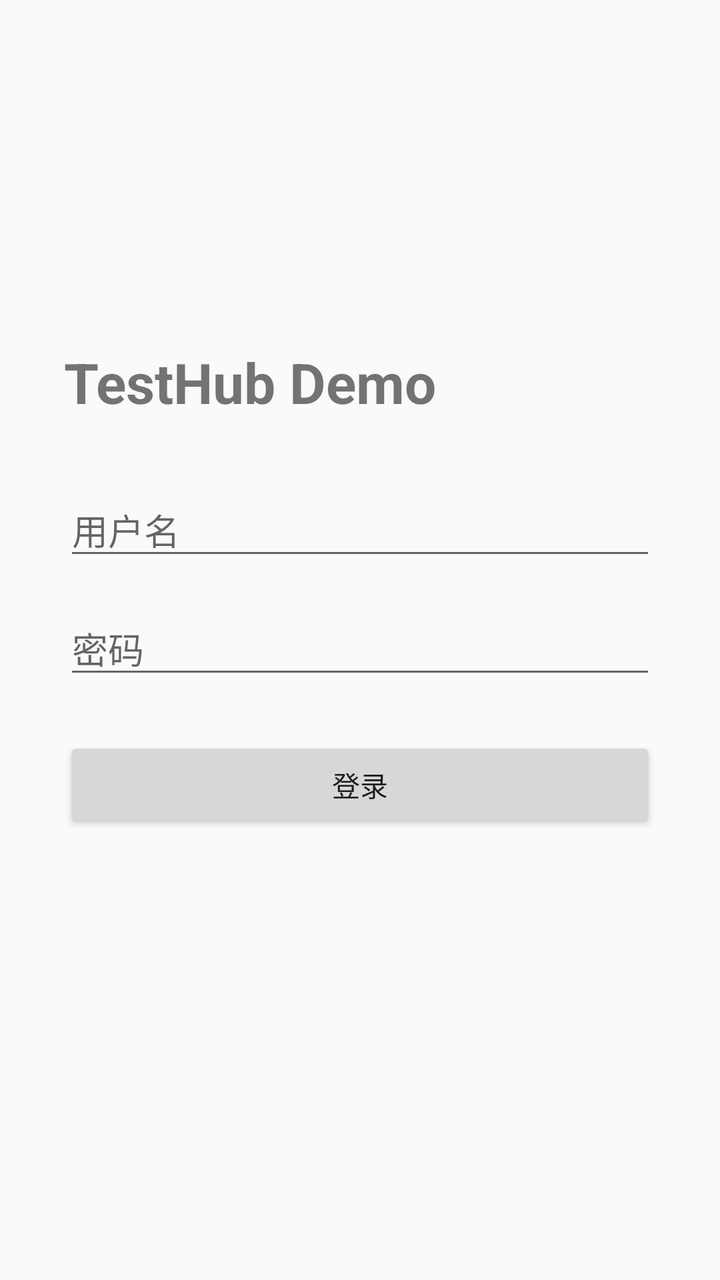
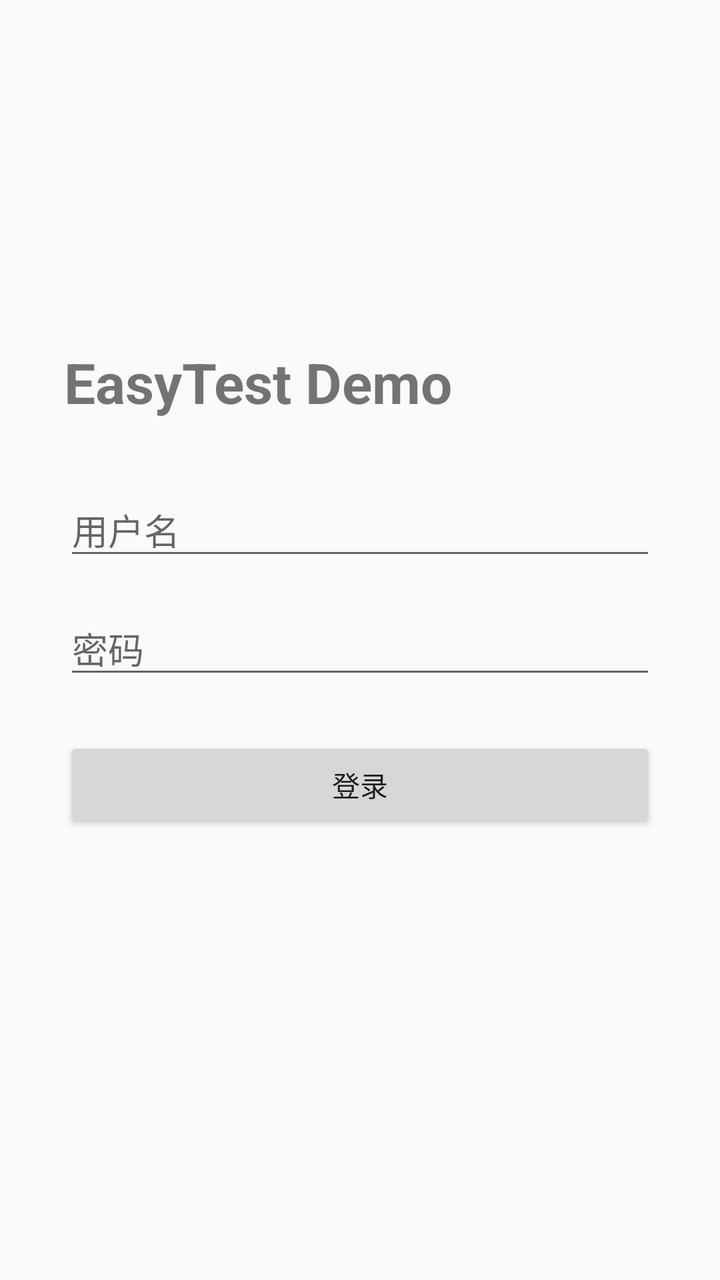

Compare the two renders of this Android layout. The source of the first and the diff that turns it into the second are given below.
<!-- AndroidManifest.xml: application theme android:Theme.Material.Light.NoActionBar -->
<!-- res/layout/activity_login.xml -->
<?xml version="1.0" encoding="utf-8"?>
<LinearLayout xmlns:android="http://schemas.android.com/apk/res/android"
    android:layout_width="match_parent"
    android:layout_height="match_parent"
    android:orientation="vertical"
    android:padding="32dp"
    android:gravity="center_vertical">

    <TextView
        android:layout_width="wrap_content"
        android:layout_height="wrap_content"
        android:text="TestHub Demo"
        android:textSize="28sp"
        android:textStyle="bold"
        android:layout_marginBottom="32dp" />

    <EditText
        android:id="@+id/et_user"
        android:layout_width="match_parent"
        android:layout_height="wrap_content"
        android:hint="用户名"
        android:inputType="text"
        android:autofillHints="username"
        android:layout_marginBottom="16dp" />

    <EditText
        android:id="@+id/et_pwd"
        android:layout_width="match_parent"
        android:layout_height="wrap_content"
        android:hint="密码"
        android:inputType="textPassword"
        android:autofillHints="password"
        android:layout_marginBottom="24dp" />

    <Button
        android:id="@+id/btn_login"
        android:layout_width="match_parent"
        android:layout_height="wrap_content"
        android:text="登录" />

    <TextView
        android:id="@+id/tv_result"
        android:layout_width="match_parent"
        android:layout_height="wrap_content"
        android:layout_marginTop="24dp"
        android:textSize="20sp"
        android:gravity="center" />
</LinearLayout>
<!-- resources referenced by this layout -->
<resources>

</resources>

<!-- the commit's change to res/layout/activity_login.xml (unified diff, before → after) -->
@@ -9,7 +9,7 @@
     <TextView
         android:layout_width="wrap_content"
         android:layout_height="wrap_content"
-        android:text="TestHub Demo"
+        android:text="EasyTest Demo"
         android:textSize="28sp"
         android:textStyle="bold"
         android:layout_marginBottom="32dp" />
